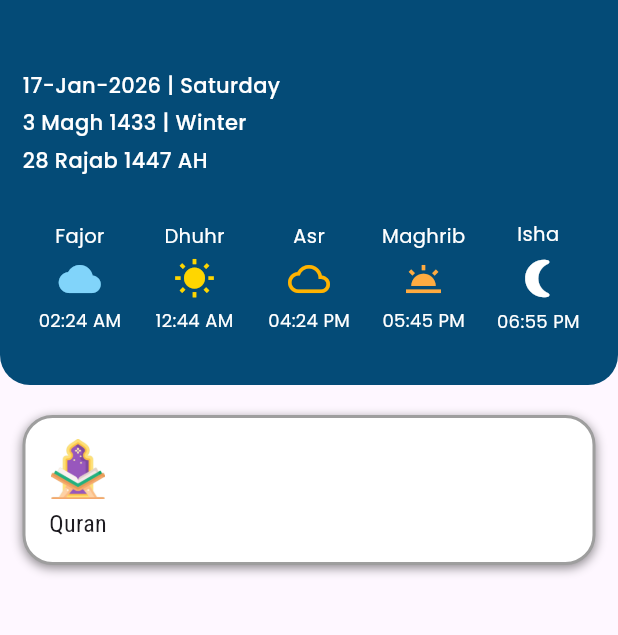
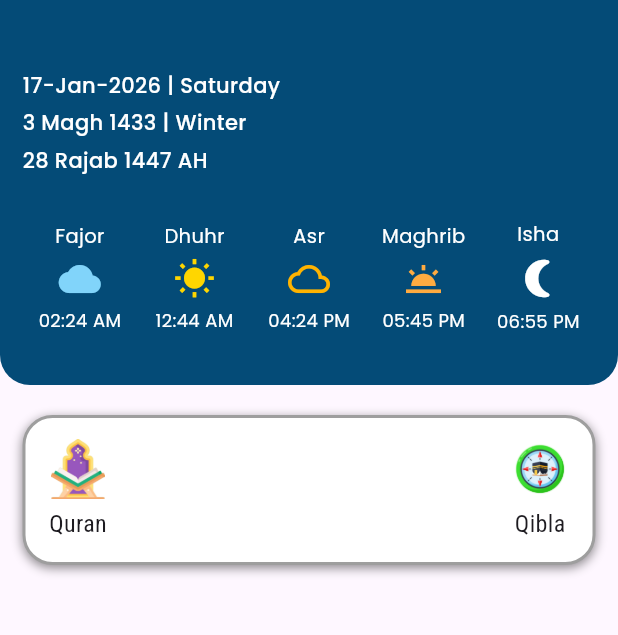
Before and after one commit to oliulalam/pure_muslim_app, a Flutter app: the screen it shows after launch, on a phone screen of 412 x 824 dp, the part 59-694 px from its top. Run offline on Flutter 3.47's test engine with Material 3 defaults, Android fonts, the phone set to English and light mode, and no system bars; our stand-ins replace flutter_svg.

Commit message:
Added Qibla Section

```diff
--- a/lib/screen/home_screen.dart
+++ b/lib/screen/home_screen.dart
@@ -301,6 +301,15 @@ class _HomeScreenState extends State<HomeScreen> {
                       ],
                     ),
 
+                    Column(
+                      mainAxisAlignment: MainAxisAlignment.center,
+                      children: [
+                        Image.asset('assets/images/kaba.png', width: 40, height: 40,),
+                        SizedBox(height: 5,),
+                        Text("Qibla", style: TextStyle(fontSize: 16),)
+                      ],
+                    ),
+
 
 
                   ],
```
